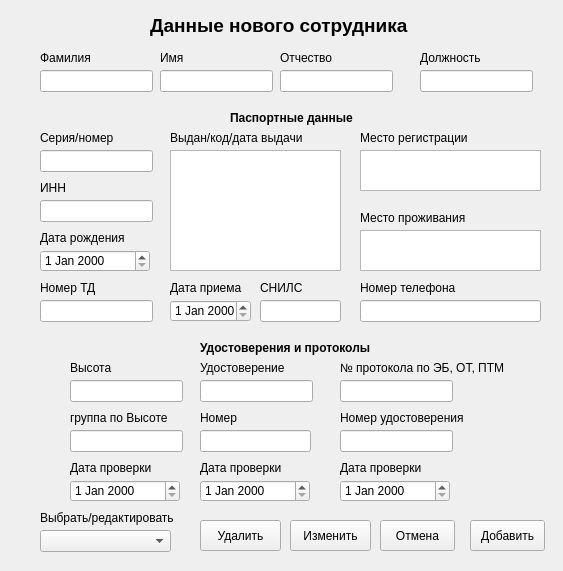
Qt form my_helper/notebook/designer_ui/new_worker.ui (SmolPO/vertical) before a commit.
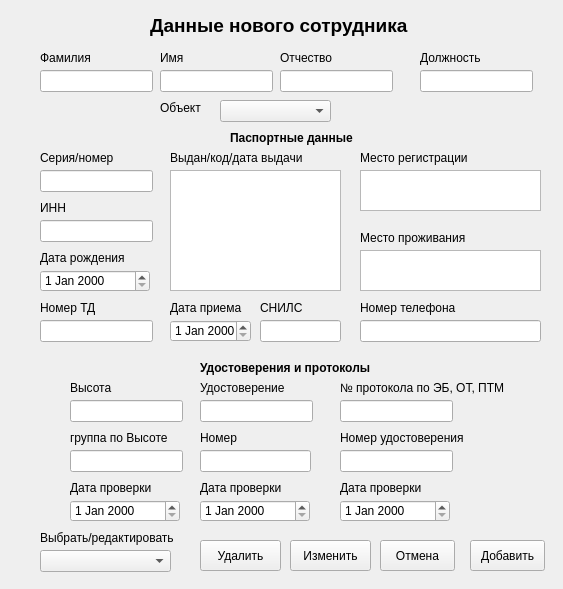
The same form after that commit.

The edit to the form file:
```diff
--- a/my_helper/notebook/designer_ui/new_worker.ui
+++ b/my_helper/notebook/designer_ui/new_worker.ui
@@ -7,7 +7,7 @@
     <x>0</x>
     <y>0</y>
     <width>563</width>
-    <height>571</height>
+    <height>589</height>
    </rect>
   </property>
   <property name="windowTitle">
@@ -42,7 +42,7 @@
    <property name="geometry">
     <rect>
      <x>470</x>
-     <y>520</y>
+     <y>540</y>
      <width>75</width>
      <height>31</height>
     </rect>
@@ -153,7 +153,7 @@
    <property name="geometry">
     <rect>
      <x>170</x>
-     <y>150</y>
+     <y>170</y>
      <width>171</width>
      <height>121</height>
     </rect>
@@ -163,7 +163,7 @@
    <property name="geometry">
     <rect>
      <x>170</x>
-     <y>130</y>
+     <y>150</y>
      <width>161</width>
      <height>16</height>
     </rect>
@@ -176,7 +176,7 @@
    <property name="geometry">
     <rect>
      <x>360</x>
-     <y>150</y>
+     <y>170</y>
      <width>181</width>
      <height>41</height>
     </rect>
@@ -186,7 +186,7 @@
    <property name="geometry">
     <rect>
      <x>360</x>
-     <y>130</y>
+     <y>150</y>
      <width>121</width>
      <height>16</height>
     </rect>
@@ -199,7 +199,7 @@
    <property name="geometry">
     <rect>
      <x>40</x>
-     <y>130</y>
+     <y>150</y>
      <width>91</width>
      <height>16</height>
     </rect>
@@ -212,7 +212,7 @@
    <property name="geometry">
     <rect>
      <x>40</x>
-     <y>150</y>
+     <y>170</y>
      <width>113</width>
      <height>22</height>
     </rect>
@@ -225,7 +225,7 @@
    <property name="geometry">
     <rect>
      <x>230</x>
-     <y>110</y>
+     <y>130</y>
      <width>131</width>
      <height>16</height>
     </rect>
@@ -243,7 +243,7 @@
    <property name="geometry">
     <rect>
      <x>70</x>
-     <y>360</y>
+     <y>380</y>
      <width>61</width>
      <height>16</height>
     </rect>
@@ -256,7 +256,7 @@
    <property name="geometry">
     <rect>
      <x>70</x>
-     <y>380</y>
+     <y>400</y>
      <width>113</width>
      <height>22</height>
     </rect>
@@ -266,7 +266,7 @@
    <property name="geometry">
     <rect>
      <x>200</x>
-     <y>340</y>
+     <y>360</y>
      <width>171</width>
      <height>16</height>
     </rect>
@@ -284,7 +284,7 @@
    <property name="geometry">
     <rect>
      <x>70</x>
-     <y>410</y>
+     <y>430</y>
      <width>111</width>
      <height>16</height>
     </rect>
@@ -297,7 +297,7 @@
    <property name="geometry">
     <rect>
      <x>200</x>
-     <y>360</y>
+     <y>380</y>
      <width>91</width>
      <height>16</height>
     </rect>
@@ -310,7 +310,7 @@
    <property name="geometry">
     <rect>
      <x>200</x>
-     <y>380</y>
+     <y>400</y>
      <width>113</width>
      <height>22</height>
     </rect>
@@ -320,7 +320,7 @@
    <property name="geometry">
     <rect>
      <x>200</x>
-     <y>410</y>
+     <y>430</y>
      <width>111</width>
      <height>16</height>
     </rect>
@@ -333,7 +333,7 @@
    <property name="geometry">
     <rect>
      <x>200</x>
-     <y>430</y>
+     <y>450</y>
      <width>111</width>
      <height>22</height>
     </rect>
@@ -343,7 +343,7 @@
    <property name="geometry">
     <rect>
      <x>380</x>
-     <y>520</y>
+     <y>540</y>
      <width>75</width>
      <height>31</height>
     </rect>
@@ -356,7 +356,7 @@
    <property name="geometry">
     <rect>
      <x>70</x>
-     <y>480</y>
+     <y>500</y>
      <width>110</width>
      <height>22</height>
     </rect>
@@ -366,7 +366,7 @@
    <property name="geometry">
     <rect>
      <x>200</x>
-     <y>480</y>
+     <y>500</y>
      <width>110</width>
      <height>22</height>
     </rect>
@@ -376,7 +376,7 @@
    <property name="geometry">
     <rect>
      <x>70</x>
-     <y>460</y>
+     <y>480</y>
      <width>91</width>
      <height>16</height>
     </rect>
@@ -389,7 +389,7 @@
    <property name="geometry">
     <rect>
      <x>200</x>
-     <y>460</y>
+     <y>480</y>
      <width>91</width>
      <height>16</height>
     </rect>
@@ -402,7 +402,7 @@
    <property name="geometry">
     <rect>
      <x>340</x>
-     <y>480</y>
+     <y>500</y>
      <width>110</width>
      <height>22</height>
     </rect>
@@ -412,7 +412,7 @@
    <property name="geometry">
     <rect>
      <x>340</x>
-     <y>360</y>
+     <y>380</y>
      <width>171</width>
      <height>16</height>
     </rect>
@@ -425,7 +425,7 @@
    <property name="geometry">
     <rect>
      <x>340</x>
-     <y>460</y>
+     <y>480</y>
      <width>101</width>
      <height>16</height>
     </rect>
@@ -438,7 +438,7 @@
    <property name="geometry">
     <rect>
      <x>360</x>
-     <y>210</y>
+     <y>230</y>
      <width>121</width>
      <height>16</height>
     </rect>
@@ -451,7 +451,7 @@
    <property name="geometry">
     <rect>
      <x>360</x>
-     <y>230</y>
+     <y>250</y>
      <width>181</width>
      <height>41</height>
     </rect>
@@ -461,7 +461,7 @@
    <property name="geometry">
     <rect>
      <x>40</x>
-     <y>230</y>
+     <y>250</y>
      <width>101</width>
      <height>16</height>
     </rect>
@@ -474,7 +474,7 @@
    <property name="geometry">
     <rect>
      <x>40</x>
-     <y>250</y>
+     <y>270</y>
      <width>110</width>
      <height>22</height>
     </rect>
@@ -484,7 +484,7 @@
    <property name="geometry">
     <rect>
      <x>40</x>
-     <y>300</y>
+     <y>320</y>
      <width>113</width>
      <height>22</height>
     </rect>
@@ -494,7 +494,7 @@
    <property name="geometry">
     <rect>
      <x>340</x>
-     <y>430</y>
+     <y>450</y>
      <width>113</width>
      <height>22</height>
     </rect>
@@ -504,7 +504,7 @@
    <property name="geometry">
     <rect>
      <x>40</x>
-     <y>280</y>
+     <y>300</y>
      <width>61</width>
      <height>16</height>
     </rect>
@@ -517,7 +517,7 @@
    <property name="geometry">
     <rect>
      <x>170</x>
-     <y>300</y>
+     <y>320</y>
      <width>81</width>
      <height>22</height>
     </rect>
@@ -527,7 +527,7 @@
    <property name="geometry">
     <rect>
      <x>170</x>
-     <y>280</y>
+     <y>300</y>
      <width>141</width>
      <height>16</height>
     </rect>
@@ -540,7 +540,7 @@
    <property name="geometry">
     <rect>
      <x>340</x>
-     <y>410</y>
+     <y>430</y>
      <width>131</width>
      <height>16</height>
     </rect>
@@ -553,7 +553,7 @@
    <property name="geometry">
     <rect>
      <x>360</x>
-     <y>300</y>
+     <y>320</y>
      <width>181</width>
      <height>22</height>
     </rect>
@@ -563,7 +563,7 @@
    <property name="geometry">
     <rect>
      <x>360</x>
-     <y>280</y>
+     <y>300</y>
      <width>101</width>
      <height>16</height>
     </rect>
@@ -576,7 +576,7 @@
    <property name="geometry">
     <rect>
      <x>40</x>
-     <y>200</y>
+     <y>220</y>
      <width>113</width>
      <height>22</height>
     </rect>
@@ -586,7 +586,7 @@
    <property name="geometry">
     <rect>
      <x>40</x>
-     <y>180</y>
+     <y>200</y>
      <width>49</width>
      <height>16</height>
     </rect>
@@ -599,7 +599,7 @@
    <property name="geometry">
     <rect>
      <x>250</x>
-     <y>280</y>
+     <y>300</y>
      <width>49</width>
      <height>16</height>
     </rect>
@@ -612,7 +612,7 @@
    <property name="geometry">
     <rect>
      <x>260</x>
-     <y>280</y>
+     <y>300</y>
      <width>49</width>
      <height>16</height>
     </rect>
@@ -625,7 +625,7 @@
    <property name="geometry">
     <rect>
      <x>40</x>
-     <y>530</y>
+     <y>550</y>
      <width>131</width>
      <height>22</height>
     </rect>
@@ -635,7 +635,7 @@
    <property name="geometry">
     <rect>
      <x>40</x>
-     <y>510</y>
+     <y>530</y>
      <width>151</width>
      <height>16</height>
     </rect>
@@ -648,7 +648,7 @@
    <property name="geometry">
     <rect>
      <x>260</x>
-     <y>300</y>
+     <y>320</y>
      <width>81</width>
      <height>22</height>
     </rect>
@@ -658,7 +658,7 @@
    <property name="geometry">
     <rect>
      <x>290</x>
-     <y>520</y>
+     <y>540</y>
      <width>81</width>
      <height>31</height>
     </rect>
@@ -671,7 +671,7 @@
    <property name="geometry">
     <rect>
      <x>200</x>
-     <y>520</y>
+     <y>540</y>
      <width>81</width>
      <height>31</height>
     </rect>
@@ -684,7 +684,7 @@
    <property name="geometry">
     <rect>
      <x>340</x>
-     <y>380</y>
+     <y>400</y>
      <width>113</width>
      <height>22</height>
     </rect>
@@ -694,12 +694,35 @@
    <property name="geometry">
     <rect>
      <x>70</x>
-     <y>430</y>
+     <y>450</y>
      <width>113</width>
      <height>22</height>
     </rect>
    </property>
   </widget>
+  <widget class="QComboBox" name="cb_contract">
+   <property name="geometry">
+    <rect>
+     <x>220</x>
+     <y>100</y>
+     <width>111</width>
+     <height>22</height>
+    </rect>
+   </property>
+  </widget>
+  <widget class="QLabel" name="label_29">
+   <property name="geometry">
+    <rect>
+     <x>160</x>
+     <y>100</y>
+     <width>49</width>
+     <height>16</height>
+    </rect>
+   </property>
+   <property name="text">
+    <string>Объект</string>
+   </property>
+  </widget>
  </widget>
  <resources/>
  <connections/>
```
